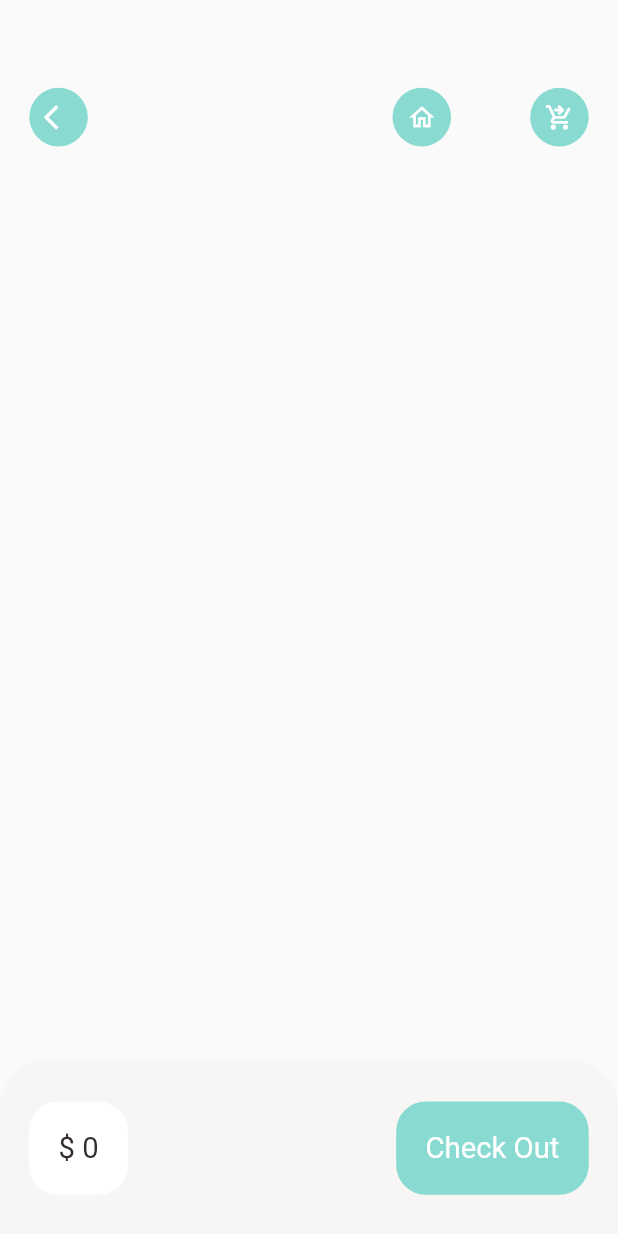
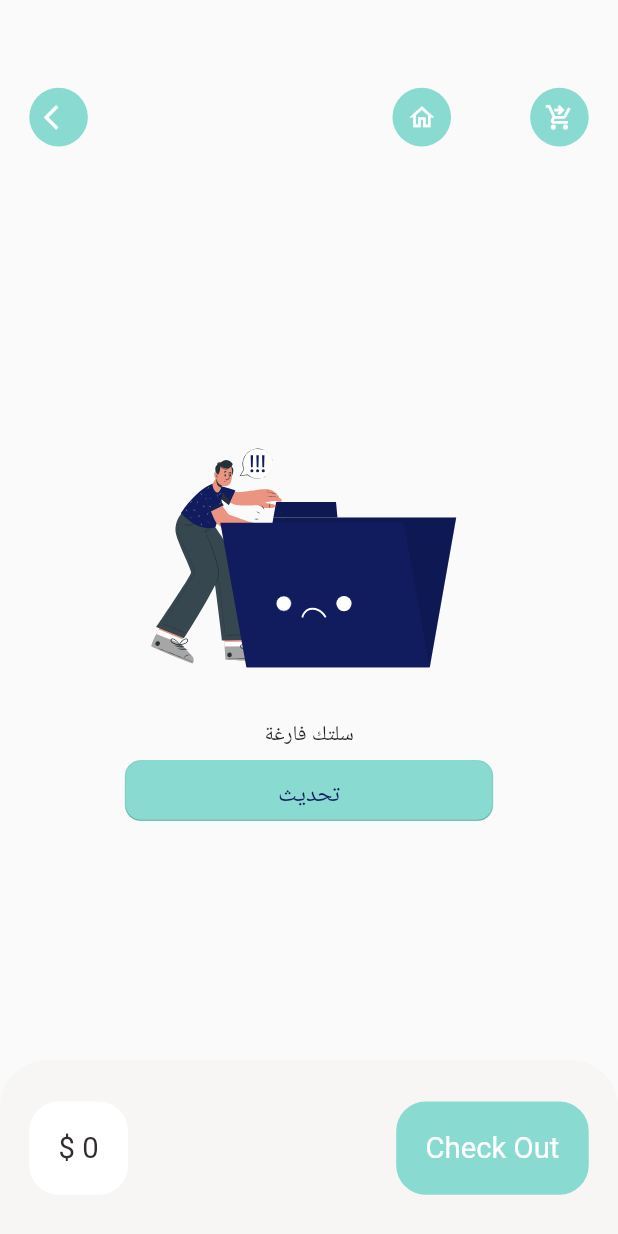
Before and after one commit to zinon-software/mawsil, a Flutter app: the CartView screen opened by its route, on a phone screen of 412 x 824 dp. Run offline on Flutter 3.47's test engine with Material 2 defaults, Android fonts, the phone set to English and light mode, and no system bars; our stand-ins replace cached_network_image, custom_navigation_bar, dots_indicator, flutter_svg, get, loading_animation_widget and 1 more; accounts and stored records are empty; network calls fail.

Commit message:
add error widget

```diff
--- a/lib/routes.dart
+++ b/lib/routes.dart
@@ -1,11 +1,11 @@
 import 'package:get/get.dart';
-import 'package:mawsil/src/views/cart/cart_view.dart';
-import 'package:mawsil/src/views/home/home_view.dart';
-import 'package:mawsil/src/views/splash/splash_view.dart';
 import 'src/controllers/cart_controller.dart';
 import 'src/controllers/popular_product_controller.dart';
 import 'src/views/food/popular_food_detail_view.dart';
 import 'src/views/food/recommended_food_detail_view.dart';
+import 'src/views/home/cart/cart_view.dart';
+import 'src/views/home/home_view.dart';
+import 'src/views/splash/splash_view.dart';
 
 
 class RouteHelper {
--- a/lib/src/controllers/cart_controller.dart
+++ b/lib/src/controllers/cart_controller.dart
@@ -9,12 +9,11 @@ class CartController extends GetxController {
   final CartRepo cartRepo;
   CartController({required this.cartRepo});
 
-  final Map<int, CartModel> _items = {};
-  Map<int, CartModel> get getitems => _items;
+  Map<int, CartModel> _items = {};
+  Map<int, CartModel> get getitemsMap => _items;
 
   // only for storage and sharedprefrence
-  List<CartModel> storageItems=[];
-
+  List<CartModel> storageItems = [];
 
   addItem(ProductModel product, int quantity) {
     var totalQuantity = 0;
@@ -88,7 +87,7 @@ class CartController extends GetxController {
   int get totalItems {
     var totalQuantity = 0;
     _items.forEach((key, value) {
-      totalQuantity  += value.quantity!;
+      totalQuantity += value.quantity!;
     });
     return totalQuantity;
   }
@@ -96,30 +95,41 @@ class CartController extends GetxController {
   int get totalAmount {
     var total = 0;
     _items.forEach((key, value) {
-      total  += value.price! *  value.quantity!;
+      total += value.price! * value.quantity!;
     });
     return total;
   }
 
   List<CartModel> get getItems => _items.entries.map((e) => e.value).toList();
 
-  getCartStorageData()=> setCart = cartRepo.getCartStorageList;
+  getCartStorageData() => setCart = cartRepo.getCartStorageList;
 
-  set setCart(List<CartModel> items){
-    storageItems=items;
+  set setCart(List<CartModel> items) {
+    storageItems = items;
     for (var storageItem in storageItems) {
       _items.putIfAbsent(storageItem.product!.id!, () => storageItem);
-
     }
   }
 
-  addToHistory(){
+  addToHistory() {
     cartRepo.addToCartHistoryList();
     clearMapItems();
   }
 
+  List<CartModel> getCartHistoryList() => cartRepo.getCartHistoryList();
+
   clearMapItems() {
     _items.clear();
+    update();
+  }
+
+  set setItems(Map<int, CartModel> setItems) {
+    _items = {};
+    _items = setItems;
+  }
+
+  void addToCartList(){
+    cartRepo.addToCartStorageList(getItems);
     update();
   }
 
@@ -130,4 +140,6 @@ class CartController extends GetxController {
     _isAddCheckOut = val;
     update();
   }
+
+
 }
--- a/lib/src/controllers/popular_product_controller.dart
+++ b/lib/src/controllers/popular_product_controller.dart
@@ -27,7 +27,9 @@ class PopularProductController extends GetxController {
       _popularProductList.addAll(Product.fromJson(response.body).getProducts);
       _isLoaded = true;
       update();
-    } else {}
+    } else {
+      _isLoaded=true;
+    }
   }
 
   void setQuantity(bool isIncrement) {
--- a/lib/src/controllers/recommended_product_controller.dart
+++ b/lib/src/controllers/recommended_product_controller.dart
@@ -19,7 +19,7 @@ class RecommendedProductController extends GetxController {
       _isLoaded=true;
       update();
     } else {
-
+      _isLoaded=true;
     }
   }
 
--- a/lib/src/utilities/functions.dart
+++ b/lib/src/utilities/functions.dart
@@ -1,8 +1,8 @@
 import 'package:flutter/material.dart';
 import 'package:get/get.dart';
-
+import 'package:flutter_svg/svg.dart';
+import '../widgets/default_button.dart';
 import 'app_colors.dart';
-
 
 void openDialog(String title,
     {String? message,
@@ -24,3 +24,47 @@ void openDialog(String title,
     radius: 30,
   );
 }
+
+Widget errorWidget(
+    {bool noData = true,
+    bool showBut = true,
+    String? msg,
+    String? svg,
+    String butMsg = 'إعادة المحاولة',
+    required Function() onClick}) {
+  String img = svg ??
+      (noData
+          ? 'assets/image/errors/no-data.svg'
+          : 'assets/images/errors/no-connection.svg');
+  String test =
+      msg ?? (noData ? 'لا توجد بيانات' : 'الرجاء التحقق من إتصالك بالأنترنت');
+
+ const double padding = 16.0;
+  return Column(
+    mainAxisAlignment: MainAxisAlignment.center,
+    crossAxisAlignment: CrossAxisAlignment.center,
+    children: [
+      SvgPicture.asset(
+        img,
+        height: 200.0,
+      ),
+      const SizedBox(
+        height: padding / 2,
+      ),
+      Text(test),
+      const SizedBox(
+        height: padding / 2,
+      ),
+      if (showBut)
+        Padding(
+          padding: const EdgeInsets.symmetric(horizontal: padding * 4),
+          child:
+          DefaultButton(
+            onClick: onClick,
+            label: butMsg,
+            height: 40.0,
+          ),
+        ),
+    ],
+  );
+}
--- a/lib/src/views/food/popular_food_detail_view.dart
+++ b/lib/src/views/food/popular_food_detail_view.dart
@@ -2,8 +2,6 @@ import 'package:cached_network_image/cached_network_image.dart';
 import 'package:flutter/material.dart';
 import 'package:get/get.dart';
 import 'package:loading_animation_widget/loading_animation_widget.dart';
-import 'package:mawsil/routes.dart';
-import 'package:mawsil/src/controllers/cart_controller.dart';
 import 'package:mawsil/src/utilities/app_colors.dart';
 import 'package:mawsil/src/utilities/dimensions.dart';
 import 'package:mawsil/src/widgets/text/big_text_widget.dart';
--- a/lib/src/views/cart/cart_view.dart
+++ b/lib/src/views/home/cart/cart_view.dart
@@ -1,3 +1,5 @@
+import 'dart:io';
+
 import 'package:cached_network_image/cached_network_image.dart';
 import 'package:flutter/material.dart';
 import 'package:get/get.dart';
@@ -7,12 +9,12 @@ import 'package:mawsil/src/models/cart_model.dart';
 import 'package:mawsil/src/utilities/app_colors.dart';
 import 'package:mawsil/src/utilities/dimensions.dart';
 import 'package:mawsil/src/widgets/icon/app_icon.dart';
-
-import '../../../routes.dart';
-import '../../controllers/popular_product_controller.dart';
-import '../../controllers/recommended_product_controller.dart';
-import '../../widgets/text/big_text_widget.dart';
-import '../../widgets/text/small_text_widget.dart';
+import '../../../../routes.dart';
+import '../../../controllers/popular_product_controller.dart';
+import '../../../controllers/recommended_product_controller.dart';
+import '../../../utilities/functions.dart';
+import '../../../widgets/text/big_text_widget.dart';
+import '../../../widgets/text/small_text_widget.dart';
 
 class CartView extends StatelessWidget {
   const CartView({Key? key}) : super(key: key);
@@ -23,7 +25,7 @@ class CartView extends StatelessWidget {
       body: Stack(
         children: [
           Positioned(
-            top: Dimensions.heightDynamic(20) * 3,
+            top: Platform.isWindows ? 10 : Dimensions.heightDynamic(20) * 3,
             left: Dimensions.heightDynamic(20),
             right: Dimensions.heightDynamic(20),
             child: Row(
@@ -100,7 +102,15 @@ class CartView extends StatelessWidget {
                   context: context,
                   removeTop: true,
                   child: GetBuilder<CartController>(
-                    builder: ((controller) => ListView.builder(
+                    builder: ((controller) {
+                      if (controller.getItems.isEmpty) {
+                            print("object");
+                            return errorWidget(onClick: (){}, noData: true,
+                    butMsg: 'تحديث',
+                    msg: 'سلتك فارغة',
+                    showBut: true);
+                          } else {
+                        return ListView.builder(
                         itemCount: controller.getItems.length,
                         itemBuilder: (context, index) {
                           CartModel cart = controller.getItems[index];
@@ -130,6 +140,13 @@ class CartView extends StatelessWidget {
                                               RecommendedProductController>()
                                           .recommendeProductList
                                           .indexOf(cart.product!);
+                                      if (recommendeIndex < 0) {
+                                        Get.snackbar("History products",
+                                            "Product review is not available for history products !",
+                                            backgroundColor:
+                                                AppColors.mainColor,
+                                            colorText: Colors.white);
+                                      } else {
                                         Get.toNamed(
                                           RouteHelper.getRrecommendedFoodPage(
                                               recommendeIndex),
@@ -138,6 +155,7 @@ class CartView extends StatelessWidget {
                                             "page": 'cart-page',
                                           },
                                         );
+                                      }
                                     }
                                   },
                                   child: CachedNetworkImage(
@@ -295,7 +313,9 @@ class CartView extends StatelessWidget {
                               ],
                             ),
                           );
-                        })),
+                        });
+                      }
+                    }),
                   )),
             ),
           )
--- a/lib/src/views/home/home_view.dart
+++ b/lib/src/views/home/home_view.dart
@@ -1,9 +1,9 @@
 import 'package:custom_navigation_bar/custom_navigation_bar.dart';
 import 'package:flutter/material.dart';
 import 'package:get/get.dart';
-import 'package:mawsil/src/views/cart/cart_history_view.dart';
-import 'package:mawsil/src/views/cart/cart_view.dart';
+import 'package:mawsil/src/views/home/history_view/cart_history_view.dart';
 import '../../controllers/cart_controller.dart';
+import 'cart/cart_view.dart';
 import 'main_food_view/main_food_view.dart';
 
 class HomeView extends StatefulWidget {
@@ -18,8 +18,8 @@ class _HomeViewState extends State<HomeView> {
 
   final List _pages = [
     const MainFoodView(),
-    Container(child: const Center(child: Text("page 2"))),
     const CartHistoryView(),
+    const CartView(),
     Container(child: const Center(child: Text("page 4"))),
   ];
 
--- /dev/null
+++ b/lib/src/widgets/default_button.dart
@@ -0,0 +1,94 @@
+import 'package:flutter/material.dart';
+
+import '../utilities/app_colors.dart';
+
+class DefaultButton extends StatelessWidget {
+  DefaultButton({
+    required this.onClick,
+    required this.label,
+    Color? textColor,
+    Color? backColor,
+    double fontSize = 16.0,
+    double iconSize = 18.0,
+    double height = 50.0,
+    double radius = 10.0,
+    this.enableBorder = false,
+    this.borderColor,
+    String? assetIcon,
+    IconData? icon,
+    Key? key,
+  }) : super(key: key) {
+    this.textColor = textColor ?? const Color(0xff101c5d);
+    this.fontSize = fontSize;
+    this.height = height;
+    this.iconSize = iconSize;
+    this.radius = radius;
+    this.icon = icon;
+    this.assetIcon = assetIcon;
+
+    backgroundColor = backColor ?? AppColors.mainColor;
+  }
+
+  final Function() onClick;
+  final String label;
+  String? assetIcon;
+  IconData? icon;
+  Color? borderColor;
+  late Color textColor, backgroundColor;
+  late double fontSize, height, radius,iconSize;
+  bool enableBorder;
+
+  @override
+  Widget build(BuildContext context) {
+    return Container(
+      height: height,
+      width: double.infinity,
+      clipBehavior: Clip.antiAlias,
+      padding: const EdgeInsets.all(.5),
+      decoration: BoxDecoration(
+        color: backgroundColor,
+        // boxShadow: myShadow(opacity: .2),
+        border: Border.all(color: borderColor??backgroundColor, width: enableBorder ? 1.0 : 0.0),
+        borderRadius: BorderRadius.circular(radius),
+      ),
+      child: MaterialButton(
+        onPressed: onClick,
+        color: backgroundColor,
+        shape: RoundedRectangleBorder(
+          borderRadius: BorderRadius.circular(radius),
+        ),
+        child: Stack(
+          alignment: Alignment.center,
+          children: [
+            Text(
+              label,
+              style: TextStyle(
+                color: textColor,
+                height: 2,
+                fontSize: fontSize,
+              ),
+            ),
+            if (assetIcon != null)
+              Align(
+                alignment: Alignment.centerLeft,
+                child: Image.asset(
+                  assetIcon!,
+                  height: iconSize,
+                  fit: BoxFit.fill,
+                  color: textColor,
+                ),
+              ),
+            if (icon != null)
+              Align(
+                  alignment: Alignment.centerLeft,
+                  child: Icon(
+                    icon,
+                    color: textColor,
+                    size: iconSize,
+                  )),
+          ],
+        ),
+      ),
+    );
+  }
+}
--- a/pubspec.yaml
+++ b/pubspec.yaml
@@ -41,6 +41,8 @@ dependencies:
   cached_network_image: ^3.2.0
   shared_preferences: ^2.0.13
   custom_navigation_bar: ^0.8.2
+  intl: ^0.17.0
+  flutter_svg: ^1.0.3
 
 
 dev_dependencies:
@@ -68,7 +70,7 @@ flutter:
   # To add assets to your application, add an assets section, like this:
   assets:
     - assets/image/
-  #   - images/a_dot_ham.jpeg
+    - assets/image/errors/
 
   # An image asset can refer to one or more resolution-specific "variants", see
   # https://flutter.dev/assets-and-images/#resolution-aware.
```
Also changed, not shown: lib/src/views/cart/cart_history_view.dart (deleted, +0 -37 lines), lib/src/views/home/history_view/cart_history_view.dart (added, +19 -0 lines), lib/src/views/home/history_view/components/cart_history_list.dart (added, +171 -0 lines), lib/src/views/home/history_view/components/history_appBar.dart (added, +40 -0 lines), lib/src/views/home/main_food_view/components/list_food.dart (+9 -5 lines), lib/src/views/home/main_food_view/components/slide_show.dart (+12 -8 lines), assets/image/errors/no-data.svg (added), pubspec.lock. Lines whose indentation alone changed are shown as unchanged.
